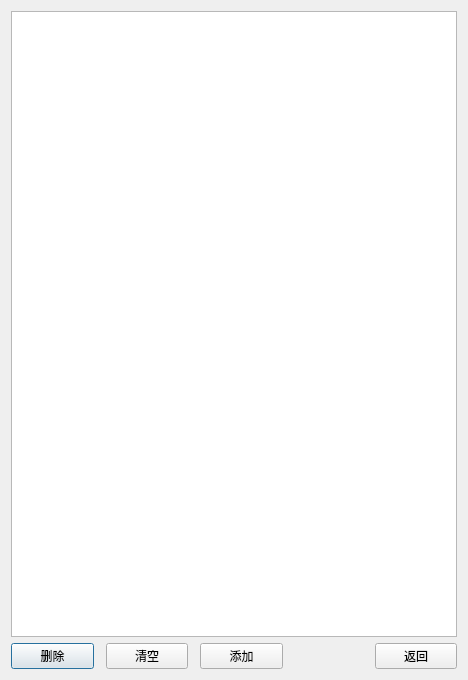
Qt form DialogRecList.ui (wlffeng2008/AkkoLabelPrinter) before a commit.
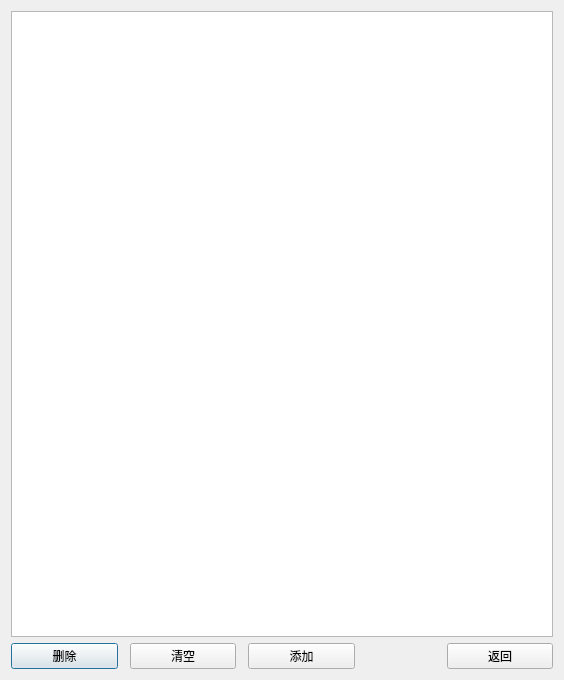
The same form after that commit.

Patch:
```diff
--- a/DialogRecList.ui
+++ b/DialogRecList.ui
@@ -6,7 +6,7 @@
    <rect>
     <x>0</x>
     <y>0</y>
-    <width>468</width>
+    <width>564</width>
     <height>680</height>
    </rect>
   </property>
```
Left out of the diff: 3 changed lines with no effect on the pictures.
